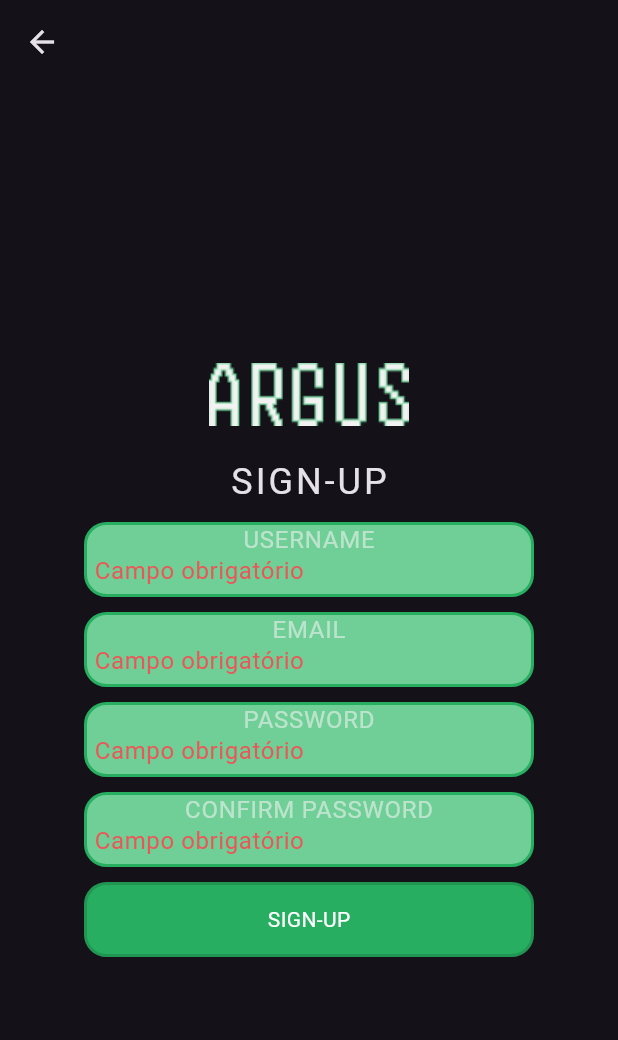
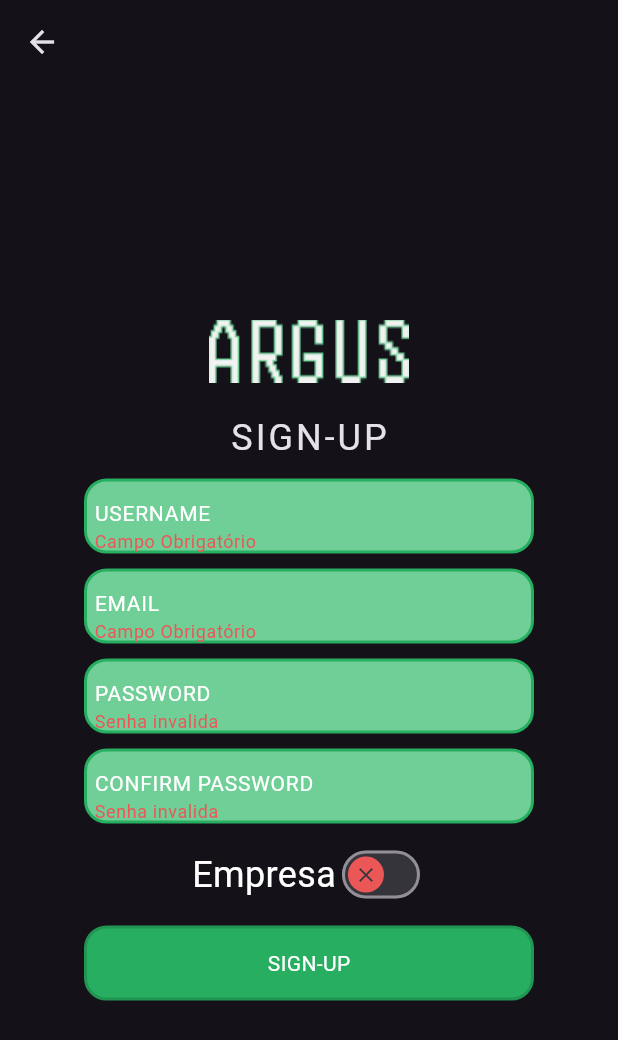
Before and after one commit to jvdon/ARGUS, a Flutter app: the SignupPage screen opened by its route, after a tap on "SIGN-UP", on a phone screen of 412 x 824 dp. Shown: the top 1040 px of the screen. Run offline on Flutter 3.47's test engine with Material 2 defaults, Android fonts, the phone set to English and light mode, and no system bars; our stand-ins replace flutter_map, geolocator, google_fonts, latlong2, lucide_icons and 2 more; missing offline and left inert: camera_camera, dart:ffi; accounts and stored records are empty; Roboto replaces fonts that are missing (Inder).

Commit message:
Feat: Added support for recycling centers on the map

```diff
--- a/lib/main.dart
+++ b/lib/main.dart
@@ -1,3 +1,4 @@
+import 'package:ARGUS/models/user.dart';
 import 'package:ARGUS/pages/login_page.dart';
 import 'package:ARGUS/pages/main_page.dart';
 import 'package:ARGUS/pages/signup_page.dart';
@@ -18,21 +19,28 @@ void main() async {
 class MyApp extends StatelessWidget {
   MyApp({super.key});
 
-  bool logged = preferences.get("user") != null;
-
+  final bool logged = preferences.get("user") != null;
+  bool empresa = false;
   @override
   Widget build(BuildContext context) {
     print(preferences.get("user"));
+
+    if(logged){
+      User user = User.fromJson(preferences.getString("user")!);
+      empresa = user.empresa;
+    }
+
     return MaterialApp(
       debugShowCheckedModeBanner: false,
       routes: {
         "/login": (context) => const LoginPage(),
         "/register": (context) => const SignupPage(),
-        "/app": (context) => const MainPage(),
+        "/app": (context) => const MainPage(empresa: false,),
+        "/empresa":(context) => const MainPage(empresa: true,),
         "/welcome": (context) => const WelcomePage()
       },
       theme: ThemeData.dark(useMaterial3: true),
-      home: Scaffold(body: logged ? const MainPage() : const WelcomePage()),
+      home: Scaffold(body: logged ? MainPage(empresa: empresa,) : const WelcomePage()),
     );
   }
 }
--- a/lib/models/user.dart
+++ b/lib/models/user.dart
@@ -5,23 +5,27 @@ class User {
   int id;
   String username;
   String email;
+  bool empresa;
+
   User({
     required this.id,
     required this.username,
     required this.email,
+    required this.empresa,
+  });
 
-  });
 
   User copyWith({
     int? id,
     String? username,
     String? email,
-    String? password,
+    bool? empresa,
   }) {
     return User(
       id: id ?? this.id,
       username: username ?? this.username,
       email: email ?? this.email,
+      empresa: empresa ?? this.empresa,
     );
   }
 
@@ -30,6 +34,7 @@ class User {
       'id': id,
       'username': username,
       'email': email,
+      'empresa': empresa,
     };
   }
 
@@ -38,21 +43,16 @@ class User {
       id: map['id'] as int,
       username: map['username'] as String,
       email: map['email'] as String,
+      empresa: ((map['empresa'] == 1) ? true : false),
     );
   }
 
   String toJson() => json.encode(toMap());
 
-  factory User.fromJson(String source) =>
-      User.fromMap(json.decode(source) as Map<String, dynamic>);
+  factory User.fromJson(String source) => User.fromMap(json.decode(source) as Map<String, dynamic>);
 
   @override
   String toString() {
-    return 'User(id: $id, username: $username, email: $email)';
-  }
-
-  @override
-  int get hashCode {
-    return id.hashCode ^ username.hashCode ^ email.hashCode;
+    return 'User(id: $id, username: $username, email: $email, empresa: $empresa)';
   }
 }
--- a/lib/pages/login_page.dart
+++ b/lib/pages/login_page.dart
@@ -78,7 +78,6 @@ class _LoginPageState extends State<LoginPage> {
                 if (key.currentState!.validate()) {
                   UserRepo repo = UserRepo();
                   bool loggedIn = await repo.login(email.text, password.text);
-                  print(loggedIn);
                   if (loggedIn) {
                     Navigator.of(context).pushReplacementNamed("/app");
                   } else {
--- a/lib/pages/logout_page.dart
+++ b/lib/pages/logout_page.dart
@@ -29,7 +29,6 @@ class _LogoutPageState extends State<LogoutPage> {
                 await preferences.remove("user");
 
                 Navigator.of(context).pushReplacementNamed("/welcome");
-                print('Timer is done!');
               },
             ),
           ],
--- a/lib/pages/main_page.dart
+++ b/lib/pages/main_page.dart
@@ -1,11 +1,14 @@
+import 'package:ARGUS/pages/dropout_page.dart';
 import 'package:ARGUS/pages/logout_page.dart';
 import 'package:ARGUS/pages/map_page.dart';
 import 'package:ARGUS/pages/report_page.dart';
 import 'package:ARGUS/utils.dart';
+import 'package:flutter/cupertino.dart';
 import 'package:flutter/material.dart';
 
 class MainPage extends StatefulWidget {
-  const MainPage({super.key});
+  final bool empresa;
+  const MainPage({super.key, required this.empresa});
 
   @override
   State<MainPage> createState() => _MainPageState();
@@ -13,7 +16,18 @@ class MainPage extends StatefulWidget {
 
 class _MainPageState extends State<MainPage> {
   int currId = 0;
-  List<Widget> pages = [const MapPage(), const ReportPage(), const LogoutPage()];
+  List<Widget> pages = [];
+
+  @override
+  void initState() {
+    // TODO: implement initState
+    super.initState();
+    pages = [
+      const MapPage(),
+      (widget.empresa) ? const DropoutPage() : const ReportPage(),
+      const LogoutPage()
+    ];
+  }
 
   @override
   Widget build(BuildContext context) {
@@ -28,8 +42,12 @@ class _MainPageState extends State<MainPage> {
               icon: Icon(Icons.map_sharp, color: palette["green2"]),
               label: "Mapa"),
           BottomNavigationBarItem(
-              icon: Icon(Icons.add_a_photo_outlined, color: palette["green2"]),
-              label: "Report"),
+              icon: Icon(
+                  (widget.empresa)
+                      ? Icons.add_business
+                      : Icons.add_a_photo_outlined,
+                  color: palette["green2"]),
+              label: (widget.empresa) ? "Cadastrar" : "Report"),
           BottomNavigationBarItem(
               icon: Icon(Icons.logout, color: palette["green2"]),
               label: "Logout"),
--- a/lib/pages/report_page.dart
+++ b/lib/pages/report_page.dart
@@ -103,7 +103,7 @@ class _ReportPageState extends State<ReportPage> {
                       'image': base64Encode(image!.readAsBytesSync())
                     };
                     http.Response response = await http
-                        .post(Uri.parse("$baseUrl/submit"), body: formData);
+                        .post(Uri.parse("$baseUrl/trash/submit"), body: formData);
                     if (response.statusCode == 200) {
                       setState(() {
                         info = "Report uploaded successfully";
@@ -132,7 +132,7 @@ class _ReportPageState extends State<ReportPage> {
                     loading = false;
                   });
                 }
-              }
+              } else {}
             },
           )
         ],
--- a/lib/pages/signup_page.dart
+++ b/lib/pages/signup_page.dart
@@ -1,6 +1,7 @@
 import 'package:ARGUS/partials/custom_button.dart';
 import 'package:ARGUS/partials/custom_input.dart';
 import 'package:ARGUS/repos/user_repo.dart';
+import 'package:ARGUS/utils.dart';
 import 'package:flutter/material.dart';
 import 'package:google_fonts/google_fonts.dart';
 
@@ -16,8 +17,20 @@ class _SignupPageState extends State<SignupPage> {
 
   TextEditingController username = TextEditingController();
   TextEditingController email = TextEditingController();
+  bool empresa = false;
+
   TextEditingController password = TextEditingController();
   TextEditingController rePassword = TextEditingController();
+
+  final MaterialStateProperty<Icon?> thumbIcon =
+      MaterialStateProperty.resolveWith<Icon?>(
+    (Set<MaterialState> states) {
+      if (states.contains(MaterialState.selected)) {
+        return const Icon(Icons.check);
+      }
+      return const Icon(Icons.close);
+    },
+  );
 
   @override
   Widget build(BuildContext context) {
@@ -55,6 +68,7 @@ class _SignupPageState extends State<SignupPage> {
             CustomInput(
               label: "PASSWORD",
               controller: password,
+              type: TextInputType.visiblePassword,
             ),
             const SizedBox(
               height: 10,
@@ -62,6 +76,30 @@ class _SignupPageState extends State<SignupPage> {
             CustomInput(
               label: "CONFIRM PASSWORD",
               controller: rePassword,
+              type: TextInputType.visiblePassword,
+            ),
+            const SizedBox(
+              height: 10,
+            ),
+            Row(
+              mainAxisAlignment: MainAxisAlignment.center,
+              children: [
+                Text(
+                  "Empresa",
+                  style: GoogleFonts.inder(fontSize: 24, color: Colors.white),
+                ),
+                Switch(
+                  value: empresa,
+                  thumbIcon: thumbIcon,
+                  activeColor: palette["green3"],
+                  inactiveThumbColor: palette["red"],
+                  onChanged: (value) {
+                    setState(() {
+                      empresa = value;
+                    });
+                  },
+                ),
+              ],
             ),
             const SizedBox(
               height: 10,
@@ -72,7 +110,7 @@ class _SignupPageState extends State<SignupPage> {
                 if (key.currentState!.validate()) {
                   UserRepo repo = UserRepo();
                   bool loggedIn = await repo.register(
-                      username.text, email.text, password.text);
+                      username.text, email.text, empresa, password.text);
                   if (loggedIn) {
                     Navigator.of(context).pushReplacementNamed("/app");
                   }
--- a/lib/partials/custom_input.dart
+++ b/lib/partials/custom_input.dart
@@ -20,40 +20,44 @@ class CustomInput extends StatelessWidget {
       child: Container(
         width: 300,
         height: 50,
+        padding: const EdgeInsets.all(5),
         decoration: BoxDecoration(
-          border: Border.all(color: palette["green2"]!, width: 2),
-          borderRadius: const BorderRadius.all(Radius.circular(15.0)),
-          color: palette["green3"],
-        ),
-        padding: const EdgeInsets.all(5),
-        child: Center(
-          child: TextFormField(
-            cursorColor: Colors.white,
-            maxLength: 40,
-            autocorrect: true,
-            style: GoogleFonts.inder(color: palette["white"], fontSize: 16),
-            decoration: InputDecoration(
-              counterText: "",
+            border: Border.all(color: palette["green2"]!, width: 2),
+            borderRadius: const BorderRadius.all(Radius.circular(15)),
+            color: palette["green3"]),
+        child: TextFormField(
+          keyboardType: type,
+          obscureText: (type == TextInputType.visiblePassword),
+          validator: (value) {
+            if (type == TextInputType.visiblePassword) {
+              RegExp regExp = RegExp(
+                  r'^(?=.*?[A-Z])(?=.*?[a-z])(?=.*?[0-9])(?=.*?[#?!@$%^&*-]).{8,}$');
+              if (value == null || value.isEmpty || !regExp.hasMatch(value)) {
+                return "Senha invalida";
+              } else {
+                return null;
+              }
+            }
+
+            if (value == null || value.isEmpty) {
+              return "Campo Obrigatório";
+            } else {
+              return null;
+            }
+          },
+          controller: controller,
+          cursorColor: Colors.white,
+          decoration: InputDecoration(
+              alignLabelWithHint: true,
+              errorStyle: GoogleFonts.inder(
+                  color: palette["red"], fontSize: 12, height: 0.2),
+              hintText: label,
               border: InputBorder.none,
-              errorMaxLines: 1,
-              errorStyle: GoogleFonts.inder(
-                color: palette["red"]!.withAlpha(255),
-                fontSize: 16,
+              hintStyle: GoogleFonts.inder(
+                color: Colors.white,
               ),
-              label: Center(
-                child: Text(
-                  label,
-                  maxLines: 1,
-                  style: GoogleFonts.inder(
-                      color: palette["white"]!.withAlpha(150), fontSize: 16),
-                ),
-              ),
-            ),
-            controller: controller,
-            keyboardType: type,
-            validator: (value) =>
-                (value == null || value.isEmpty) ? "Campo obrigatório" : null,
-          ),
+              floatingLabelAlignment: FloatingLabelAlignment.center),
+          style: GoogleFonts.inder(color: palette["white"], fontSize: 14),
         ),
       ),
     );
--- a/lib/repos/report_repo.dart
+++ b/lib/repos/report_repo.dart
@@ -18,8 +18,6 @@ class ReportRepo {
     http.Response response = await http.get(Uri.parse("$baseUrl/trash/all"));
     List<Report> reports = [];
 
-    print(response.body.runtimeType);
-
     Iterable l = json.decode(response.body);
     reports = List<Report>.from(l.map((model) => Report.fromMap(model)));
 
--- a/lib/repos/user_repo.dart
+++ b/lib/repos/user_repo.dart
@@ -23,11 +23,13 @@ class UserRepo {
     return (response.statusCode == 200);
   }
 
-  Future<bool> register(String name, String email, String password) async {
+  Future<bool> register(
+      String name, String email, bool empresa, String password) async {
     http.Response response = await http.post(
       Uri.parse("$baseUrl/register"),
       body: {
         "username": name,
+        "empresa": empresa.toString(),
         "email": email,
         "password": password,
       },
--- a/lib/utils.dart
+++ b/lib/utils.dart
@@ -1,6 +1,7 @@
+import 'package:ARGUS/models/tipo_servico.dart';
 import 'package:flutter/material.dart';
 
-String baseUrl = "http://10.3.23.15:5000";
+String baseUrl = "http://192.168.15.177:5000";
 
 Color fromHex(String hexString) {
   final buffer = StringBuffer();
@@ -15,5 +16,17 @@ Map<String, Color> palette = {
   "green3": fromHex("#6FCF97"),
   "white": fromHex("#F2F2F2"),
   "gray": fromHex("#333333"),
-  "red": fromHex("#EB5757")
+  "red": fromHex("#EB5757"),
+  "blue": fromHex("#2F80ED"),
 };
+
+List<TipoServico> servicos = [
+  TipoServico(nome: "Orgânico", color: fromHex("#e0c097")),
+  TipoServico(nome: "Plástico", color: fromHex("#d45d79")),
+  TipoServico(nome: "Vidro", color: fromHex("#a3ddcb")),
+  TipoServico(nome: "Metal", color: fromHex("#f1ef99")),
+  TipoServico(nome: "Papel", color: fromHex("#9ea1d4")),
+  TipoServico(nome: "Eletrônicos", color: fromHex("#f8b195")),
+  TipoServico(nome: "Pilha/Bateria", color: fromHex("#f8b195")),
+  TipoServico(nome: "Remédios", color: fromHex("#fef6fb")),
+];
--- a/pubspec.yaml
+++ b/pubspec.yaml
@@ -45,6 +45,7 @@ dependencies:
   geolocator: ^11.0.0
   timer_count_down: ^2.2.2
   url_launcher: ^6.1.11
+  lucide_icons: ^0.257.0
 
 dev_dependencies:
   flutter_test:
```
Also changed, not shown: lib/models/dropout.dart (added, +70 -0 lines), lib/models/tipo_servico.dart (added, +43 -0 lines), lib/pages/dropout_page.dart (added, +175 -0 lines), lib/pages/map_page.dart (+42 -7 lines), lib/partials/custom_text.dart (added, +15 -0 lines), lib/partials/dropout_marker_future.dart (added, +97 -0 lines), lib/partials/trash_marker_future.dart (renamed from lib/partials/custom_marker_future.dart, +3 -4 lines), lib/repos/dropout_repo.dart (added, +26 -0 lines), pubspec.lock, 1 other file.
